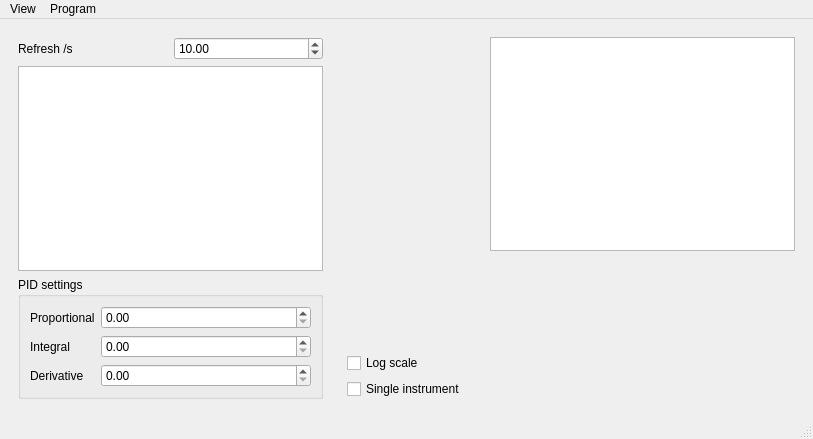
Above: pyhard2/rsc/ui/controller.ui from Synss/pyhard2 before the change. Below: the same form after it.
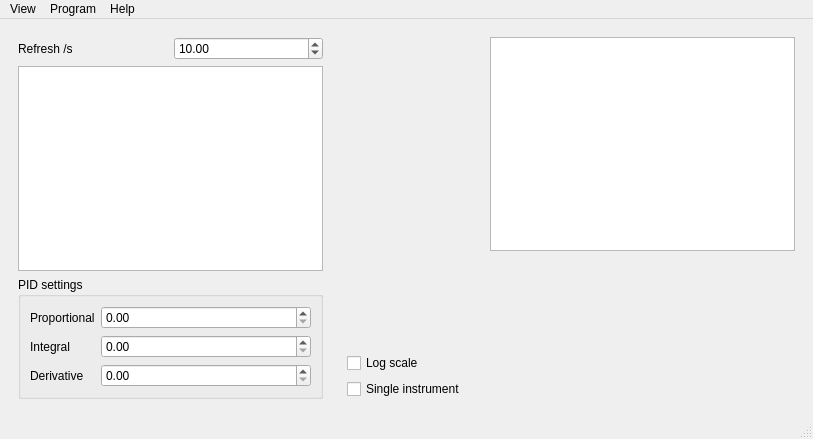
That is the form after the change. Custom widgets are drawn as their Qt base class.

Commit message: Show simple about box in help menu

What changed in the file:
```diff
--- a/pyhard2/rsc/ui/controller.ui
+++ b/pyhard2/rsc/ui/controller.ui
@@ -197,8 +197,15 @@
      <string>Program</string>
     </property>
    </widget>
+   <widget class="QMenu" name="menuHelp">
+    <property name="title">
+     <string>Help</string>
+    </property>
+    <addaction name="actionAbout_pyhard2"/>
+   </widget>
    <addaction name="menuView"/>
    <addaction name="menuProgram"/>
+   <addaction name="menuHelp"/>
   </widget>
   <widget class="QStatusBar" name="statusbar"/>
   <action name="actionShow_PID_settings">
```
Left out of the diff: 5 changed lines with no effect on the pictures. The commit also changes 3 other files.
